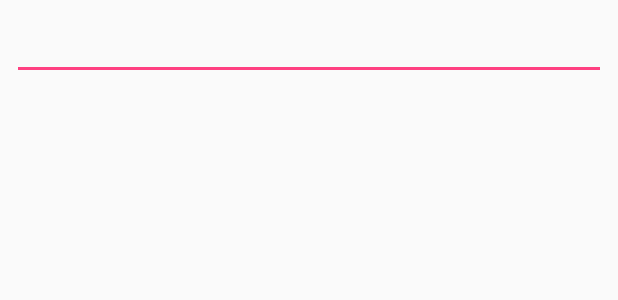
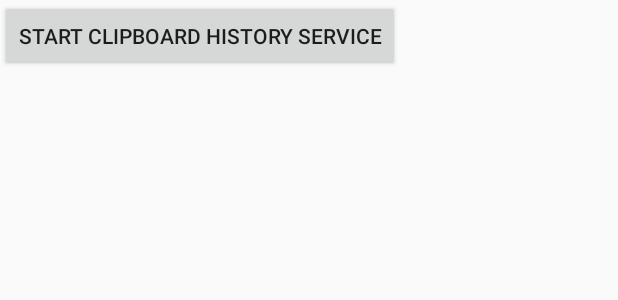
Before and after one commit to jonchampagne/simple-clipboard-manager, an Android app: the layout activity_main.xml on its own in the app's theme, with its tools: preview values and no code run, on a phone screen of 412 x 824 dp. Shown: the top 300 px of the screen. Run offline under Robolectric (Android 15) with nearby library versions, the phone set to English and light mode, and no system bars.

Commit message:
Put starting the clipboard manager service behind a button

```diff
--- a/app/src/main/java/com/jayseeofficial/clipboardmanager/Application.kt
+++ b/app/src/main/java/com/jayseeofficial/clipboardmanager/Application.kt
@@ -26,7 +26,11 @@ class Application : android.app.Application() {
             mChannel.enableLights(false)
             mNotificationManager.createNotificationChannel(mChannel)
         }
+    }
 
-        startService(Intent(this, ClipboardService::class.java))
+    companion object {
+        fun startClipboardService(context: Context) {
+            context.startService(Intent(context, ClipboardService::class.java))
+        }
     }
 }
--- a/app/src/main/java/com/jayseeofficial/clipboardmanager/activity/MainActivity.kt
+++ b/app/src/main/java/com/jayseeofficial/clipboardmanager/activity/MainActivity.kt
@@ -2,7 +2,10 @@ package com.jayseeofficial.clipboardmanager.activity
 
 import android.support.v7.app.AppCompatActivity
 import android.os.Bundle
+import com.jayseeofficial.clipboardmanager.Application
 import com.jayseeofficial.clipboardmanager.R
+
+import kotlinx.android.synthetic.main.activity_main.*
 
 class MainActivity : AppCompatActivity() {
 
@@ -10,6 +13,6 @@ class MainActivity : AppCompatActivity() {
         super.onCreate(savedInstanceState)
         setContentView(R.layout.activity_main)
 
-
+        btnStartService.setOnClickListener { Application.startClipboardService(this) }
     }
 }
--- a/app/src/main/res/layout/activity_main.xml
+++ b/app/src/main/res/layout/activity_main.xml
@@ -1,33 +1,14 @@
 <?xml version="1.0" encoding="utf-8"?>
 <android.support.constraint.ConstraintLayout xmlns:android="http://schemas.android.com/apk/res/android"
-    xmlns:app="http://schemas.android.com/apk/res-auto"
     xmlns:tools="http://schemas.android.com/tools"
     android:layout_width="match_parent"
     android:layout_height="match_parent"
     tools:context="com.jayseeofficial.clipboardmanager.activity.MainActivity">
 
-    <TextView
-        android:id="@+id/txtDump"
-        android:layout_width="match_parent"
-        android:layout_height="236dp"
-        android:layout_marginBottom="8dp"
-        android:layout_marginEnd="8dp"
-        android:layout_marginStart="8dp"
-        app:layout_constraintBottom_toBottomOf="parent"
-        app:layout_constraintEnd_toEndOf="parent"
-        app:layout_constraintStart_toStartOf="parent" />
+    <Button
+        android:id="@+id/btnStartService"
+        android:layout_width="wrap_content"
+        android:layout_height="wrap_content"
+        android:text="@string/start_clipboard_history_service" />
 
-    <EditText
-        android:id="@+id/editText"
-        android:layout_width="match_parent"
-        android:layout_height="wrap_content"
-        android:layout_marginEnd="8dp"
-        android:layout_marginStart="8dp"
-        android:layout_marginTop="8dp"
-        android:ems="10"
-        android:inputType="textPersonName"
-        android:text=""
-        app:layout_constraintEnd_toEndOf="parent"
-        app:layout_constraintStart_toStartOf="parent"
-        app:layout_constraintTop_toTopOf="parent" />
 </android.support.constraint.ConstraintLayout>
--- a/app/src/main/res/values/strings.xml
+++ b/app/src/main/res/values/strings.xml
@@ -1,4 +1,5 @@
 <resources>
     <string name="app_name">Clipboard Manager</string>
     <string name="clipboard_history">Clipboard History</string>
+    <string name="start_clipboard_history_service">Start clipboard history service</string>
 </resources>
```
